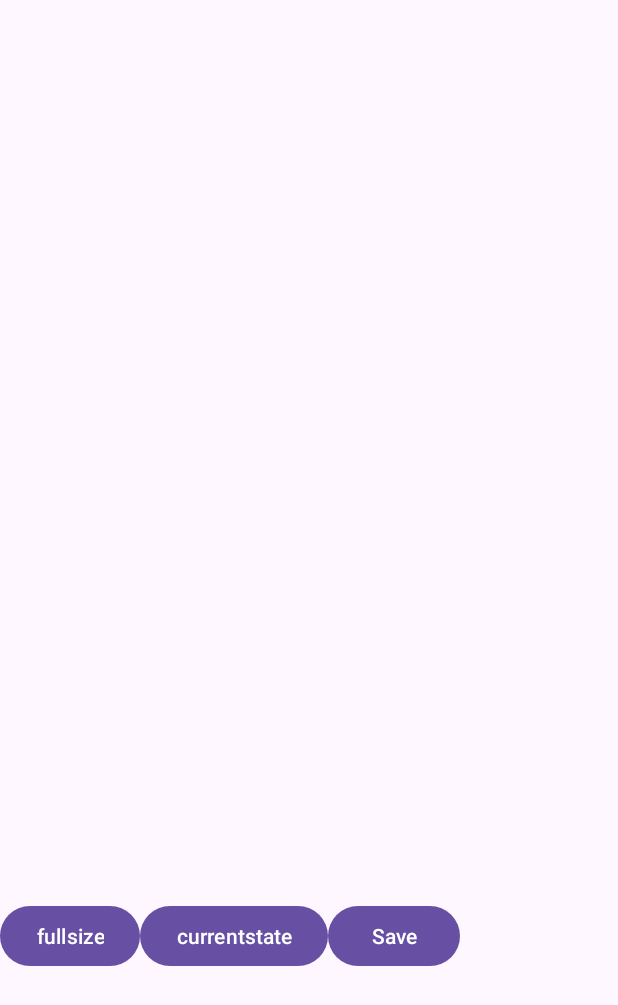
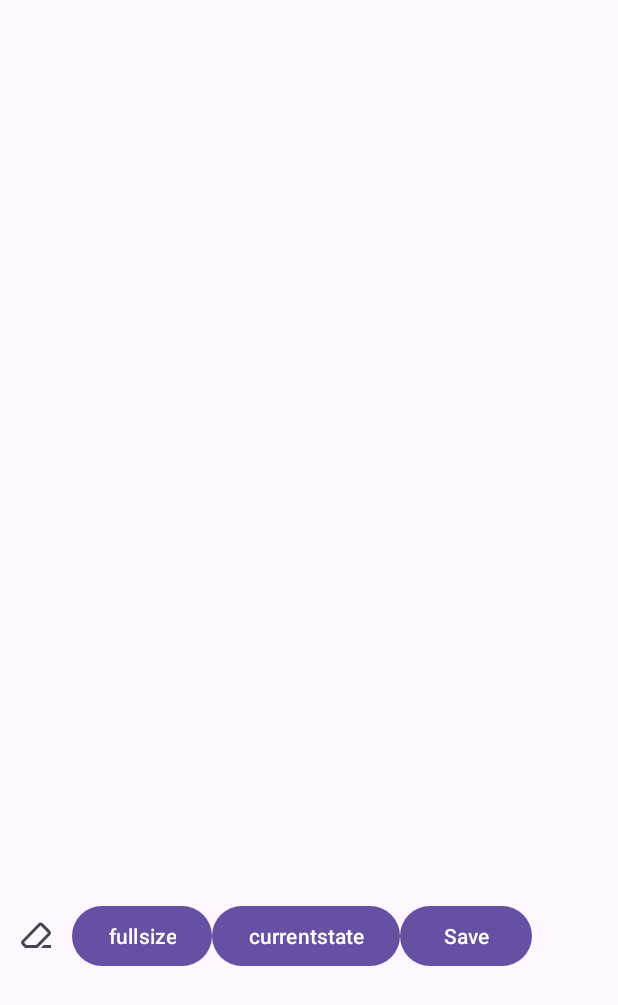
Before and after one commit to hoang6845/CrossStitchGame, an Android app: the fragment GameManager placed in its activity, on a phone screen of 412 x 824 dp. Shown: the top 1005 px of the screen. Run offline under Robolectric (Android 15) with nearby library versions, the phone set to English and light mode, and no system bars; 2 statements that could not run were skipped.

Commit message:
feat: add eraser

```diff
--- /dev/null
+++ b/app/src/main/res/drawable/ink_eraser_24px.xml
@@ -0,0 +1,10 @@
+<vector xmlns:android="http://schemas.android.com/apk/res/android"
+    android:width="24dp"
+    android:height="24dp"
+    android:viewportWidth="960"
+    android:viewportHeight="960"
+    android:tint="?attr/colorControlNormal">
+  <path
+      android:fillColor="@android:color/white"
+      android:pathData="M690,720L880,720L880,800L610,800L690,720ZM190,800L105,715Q82,692 81.5,658Q81,624 104,600L544,144Q567,120 600.5,120Q634,120 657,143L856,342Q879,365 879,399Q879,433 856,456L520,800L190,800ZM486,720L800,398Q800,398 800,398Q800,398 800,398L602,200Q602,200 602,200Q602,200 602,200L160,656Q160,656 160,656Q160,656 160,656L224,720L486,720ZM480,480L480,480L480,480Q480,480 480,480Q480,480 480,480L480,480Q480,480 480,480Q480,480 480,480L480,480Q480,480 480,480Q480,480 480,480Z"/>
+</vector>
--- a/app/src/main/res/layout/fragment_game_manager.xml
+++ b/app/src/main/res/layout/fragment_game_manager.xml
@@ -32,6 +32,15 @@
             android:layout_width="match_parent"
             android:layout_height="wrap_content"
             android:orientation="horizontal">
+
+            <ImageButton
+                android:id="@+id/btn_eraser"
+                android:layout_width="wrap_content"
+                android:layout_gravity="center"
+                android:layout_height="wrap_content"
+                android:src="@drawable/ink_eraser_24px">
+            </ImageButton>
+
             <Button
                 android:id="@+id/btn"
                 android:layout_width="wrap_content"
--- a/app/src/main/res/layout/line_item_pattern.xml
+++ b/app/src/main/res/layout/line_item_pattern.xml
@@ -22,7 +22,6 @@
             <ImageView
                 android:id="@+id/image"
                 android:layout_width="match_parent"
-                android:src="@drawable/img"
                 android:padding="8dp"
                 android:layout_height="160dp">
             </ImageView>
--- a/app/src/main/res/values/strings.xml
+++ b/app/src/main/res/values/strings.xml
@@ -1,7 +1,7 @@
 <resources>
     <string name="app_name">CrossStitch</string>
-    <!-- TODO: Remove or change this placeholder text -->
     <string name="hello_blank_fragment">Hello blank fragment</string>
+    <string name="warning">⚠️</string>
     <string-array name="symbol_list">
         <item>●</item>  <!--1-->
         <item>■</item>  <!--2-->
```
Also changed, not shown: app/src/main/java/com/example/crossstitch/ui/screen/CrossStickView.kt (+66 -15 lines), app/src/main/java/com/example/crossstitch/ui/screen/GameManager.kt (+22 -8 lines), app/src/main/res/drawable/img.png (deleted), app/src/main/res/drawable/panda.png (deleted), app/src/main/res/drawable/tomandjerry.jpg (deleted), app/src/main/res/drawable/yasuo.jpg (deleted).
